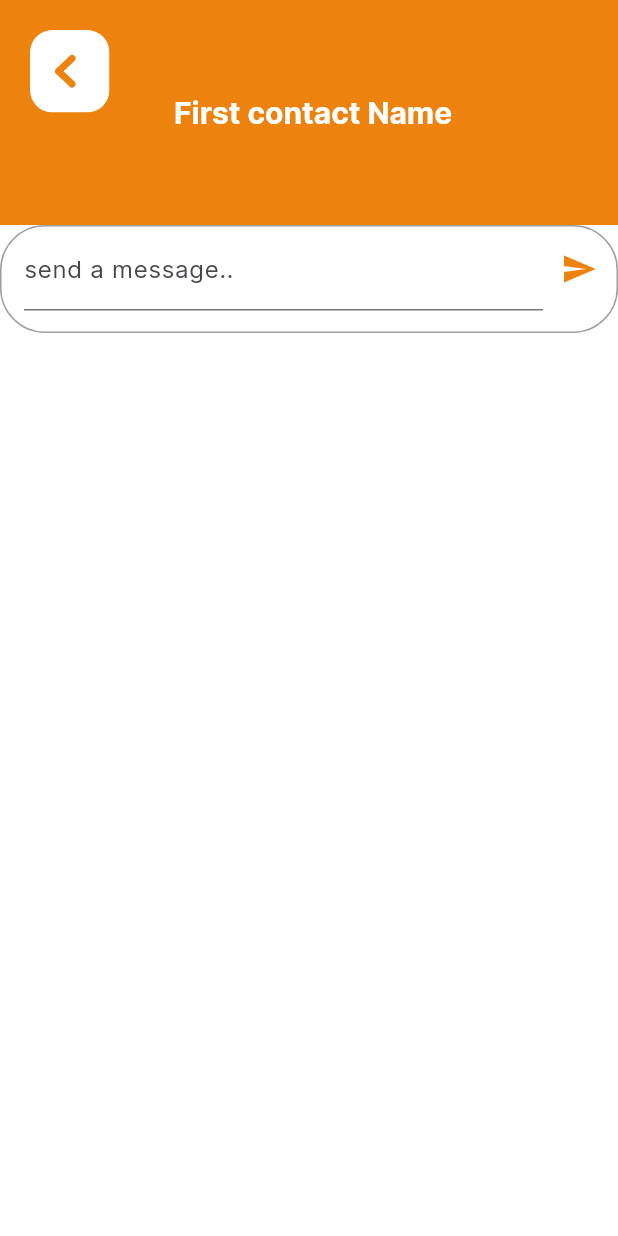
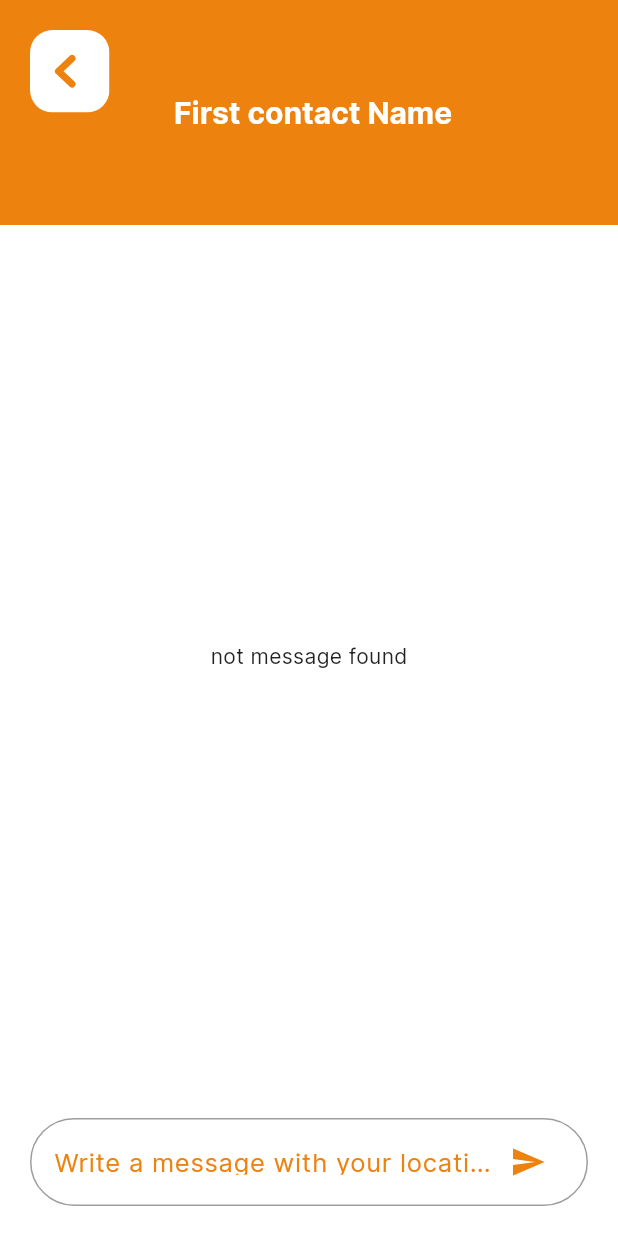
Before and after one commit to talaat97/Driver_Safety, a Flutter app: the ChatPage screen opened directly, after a tap on the "send" icon, on a phone screen of 412 x 824 dp. Run offline on Flutter 3.47's test engine with Material 3 defaults, Android fonts, the phone set to English and light mode, and no system bars; our stand-ins replace cloud_firestore, dio, firebase_auth, firebase_core, flutter_svg, get and 4 more; accounts and stored records are empty.

Commit message:
adding notification

```diff
--- a/lib/core/app/app.dart
+++ b/lib/core/app/app.dart
@@ -43,7 +43,7 @@ class _MyAppState extends State<MyApp> {
       title: ConstantsManager.appName,
       debugShowCheckedModeBanner: false,
       //home: const ContactPage(),
-      home: user ==null && false ? const OnBoardingView() : const HomePageView(),
+      home: user == null && true ? const OnBoardingView() : const HomePageView(),
     );
   }
 }
--- a/lib/features/home/presentation/view/widgets/chat_page_builder.dart
+++ b/lib/features/home/presentation/view/widgets/chat_page_builder.dart
@@ -1,47 +1,18 @@
 import 'package:flutter/material.dart';
+
+import 'chat_widgets/chat-messages.dart';
+import 'chat_widgets/new_message.dart';
 
 class ChatPageBuilder extends StatelessWidget {
   const ChatPageBuilder({super.key});
 
   @override
   Widget build(BuildContext context) {
-    TextEditingController _messageController = TextEditingController();
-
-    return Column(
+    return const Column(
       children: [
 
-        Container(
-
-          decoration: BoxDecoration(
-
-              borderRadius: BorderRadius.circular(30),
-              border: Border.all(color: Colors.grey, width: 1)),
-          child: Padding(
-            padding: const EdgeInsets.only(
-              left: 15,
-              right: 1,
-              bottom: 14,
-            ),
-            child: Row(
-              children: [
-                Expanded(
-                  child: TextField(
-                    controller: _messageController,
-                    decoration:
-                        const InputDecoration(labelText: "send a message.."),
-                    autocorrect: false,
-                    textCapitalization: TextCapitalization.none,
-                    enableSuggestions: true,
-                  ),
-                ),
-                IconButton(
-                    onPressed: () {},
-                    icon: Icon(Icons.send,
-                        color: Theme.of(context).colorScheme.primary))
-              ],
-            ),
-          ),
-        )
+        Expanded(child: ChatMessage()),
+        NewMessage(),
       ],
     );
   }
--- /dev/null
+++ b/lib/features/home/presentation/view/widgets/chat_widgets/chat-messages.dart
@@ -0,0 +1,70 @@
+import 'package:cloud_firestore/cloud_firestore.dart';
+import 'package:firebase_auth/firebase_auth.dart';
+import 'package:flutter/material.dart';
+
+import 'message_bubble.dart';
+
+final authUser = FirebaseAuth.instance.currentUser;
+
+class ChatMessage extends StatelessWidget {
+  const ChatMessage({super.key});
+
+  @override
+  Widget build(BuildContext context) {
+    return StreamBuilder(
+        stream: FirebaseFirestore.instance
+            .collection('chat')
+            .orderBy('createdAt', descending: true)
+            .snapshots(),
+        builder: (ctx, snapshot) {
+          if (snapshot.connectionState == ConnectionState.waiting) {
+            return const Center(
+              child: CircularProgressIndicator(),
+            );
+          }
+          if (!snapshot.hasData || snapshot.data!.docs.isEmpty) {
+            return const Center(
+              child: Text('not message found'),
+            );
+          }
+          if (snapshot.hasError) {
+            return const Center(
+              child: Text('Something went wrong'),
+            );
+          }
+
+          final loadedMessage = snapshot.data!.docs;
+          return ListView.builder(
+              padding: const EdgeInsets.only(left: 5, right: 5, bottom: 40),
+              reverse: true,
+              itemCount: loadedMessage.length,
+              itemBuilder: (ctx, index) {
+                final chatMessage = loadedMessage[index].data();
+                final nextMessage = loadedMessage.length > index + 1
+                    ? loadedMessage[index + 1].data()
+                    : null;
+
+                final currentMessageUserId = chatMessage['userId'];
+
+                final nextMessageUserId =
+                    nextMessage != null ? nextMessage['userId'] : null ;
+                final bool nextMessageIsSame =
+                    currentMessageUserId == nextMessageUserId;
+
+                if (nextMessageIsSame) {
+                  return MessageBubble.next(
+                      message: chatMessage['text'],
+                      isMe:
+                          authUser!.uid == currentMessageUserId ? true : false);
+                } else {
+                  return MessageBubble.first(
+
+                      username: chatMessage['username'],
+                      message: chatMessage['text'],
+                      isMe:
+                          authUser!.uid == currentMessageUserId ? true : false);
+                }
+              });
+        });
+  }
+}
--- /dev/null
+++ b/lib/features/home/presentation/view/widgets/chat_widgets/new_message.dart
@@ -0,0 +1,96 @@
+import 'package:cloud_firestore/cloud_firestore.dart';
+import 'package:driver_safety/core/resources_manager/color_manager.dart';
+import 'package:firebase_auth/firebase_auth.dart';
+import 'package:flutter/material.dart';
+
+class NewMessage extends StatefulWidget {
+  const NewMessage({super.key});
+
+  @override
+  State<NewMessage> createState() => _NewMessageState();
+}
+
+class _NewMessageState extends State<NewMessage> {
+  final _messageController = TextEditingController();
+
+  @override
+  void dispose() {
+    super.dispose();
+    _messageController.dispose();
+  }
+
+  _messageSend() async {
+    final enteredMessage = _messageController.text;
+    if (enteredMessage.trim().isEmpty) {
+      return;
+    }
+
+    FocusScope.of(context).unfocus();
+    _messageController.clear();
+
+    final User user = FirebaseAuth.instance.currentUser!;
+    print(user.email);
+    print(user.uid);
+
+    final userdata = await FirebaseFirestore.instance
+        .collection('users')
+        .doc(user.uid)
+        .get();
+
+    print(userdata);
+
+    await FirebaseFirestore.instance.collection('chat').add({
+      'text': enteredMessage,
+      'createdAt': Timestamp.now(),
+      'userId': user.uid,
+      'username': userdata.data()!['name'],
+      'senderPhone': userdata.data()!['phone'],
+    });
+  }
+
+  @override
+  Widget build(BuildContext context) {
+    return Container(
+      margin: const EdgeInsets.all(20),
+      decoration: BoxDecoration(
+        borderRadius: const BorderRadius.all(Radius.circular(40)),
+        border: Border.all(color: Colors.grey, width: 1),
+      ),
+      child: Padding(
+        padding: const EdgeInsets.symmetric(horizontal: 15),
+        child: Row(
+          crossAxisAlignment: CrossAxisAlignment.center,
+          children: [
+            Expanded(
+              child: TextField(
+                controller: _messageController,
+                decoration: const InputDecoration(
+                    focusedBorder: InputBorder.none,
+                    enabledBorder: InputBorder.none,
+                    labelText: "Write a message with your location",
+                    labelStyle: TextStyle(
+                        color: ColorsManager.primary,
+                        fontWeight: FontWeight.normal,
+                        fontSize: 17)),
+                autocorrect: false,
+                textCapitalization: TextCapitalization.none,
+                enableSuggestions: true,
+              ),
+            ),
+            IconButton(
+                onPressed: _messageSend,
+                icon: Icon(Icons.send,
+                    color: Theme.of(context).colorScheme.primary))
+          ],
+        ),
+      ),
+    );
+  }
+}
+
+/* await FirebaseFirestore.instance.collection('chat').add({
+      'text': enteredMessage,
+      'createdAt': Timestamp.now(),
+      'userId': user.phoneNumber,
+      'username': userdata.data()!['name'],
+    });*/
```
Also changed, not shown: lib/features/auth/presentation/views/widgets/sign_In_view_builder.dart (+4 -4 lines), lib/features/auth/presentation/views/widgets/sign_up_view_builder.dart (+7 -2 lines), lib/features/home/presentation/view/widgets/chat_widgets/message_bubble.dart (added, +81 -0 lines).
